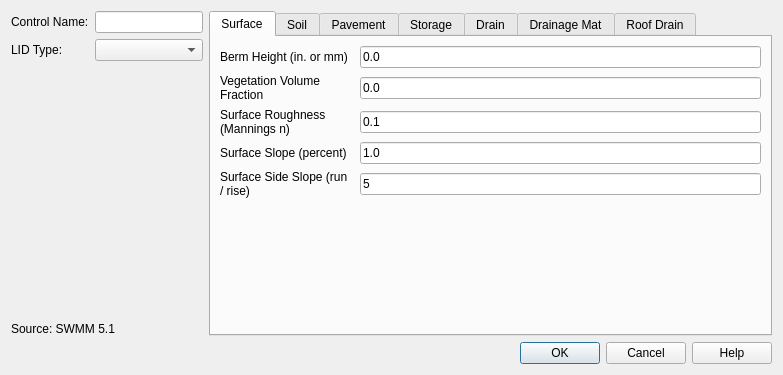
This is core/ui/toolbars/epa/nonvisual_lids.ui in Giswater/giswater_qgis_plugin as Qt 5 draws it before an edit. The edited form follows.
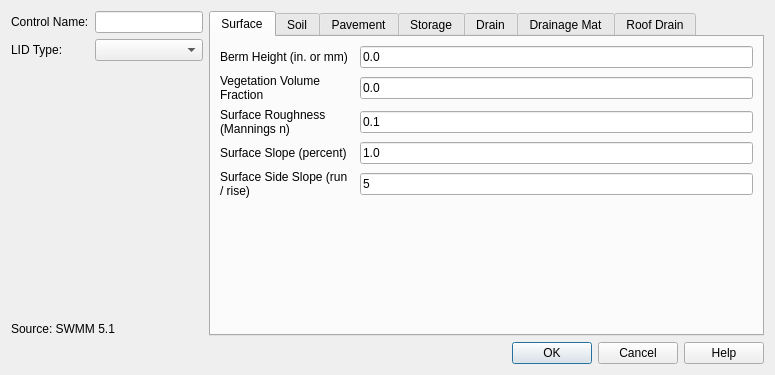
This is the edited form.

Commit message: Bug fix: Nonvisual lidsinsert order

```diff
--- a/core/ui/toolbars/epa/nonvisual_lids.ui
+++ b/core/ui/toolbars/epa/nonvisual_lids.ui
@@ -6,7 +6,7 @@
    <rect>
     <x>0</x>
     <y>0</y>
-    <width>783</width>
+    <width>775</width>
     <height>375</height>
    </rect>
   </property>
```
Left out of the diff: 66 changed lines with no effect on the pictures. The commit also changes 1 other file.
